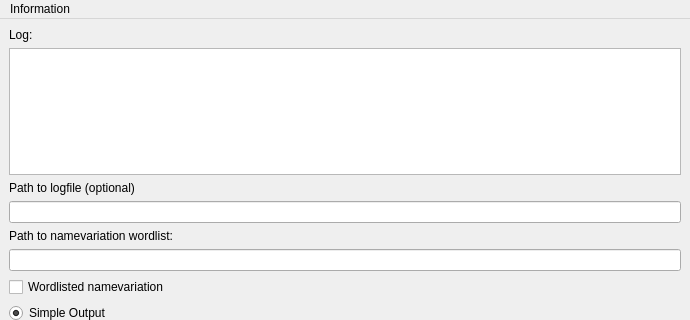
Above: akumapy.ui from PanickingLynx/LookupPy before the change; both pictures show x 0 to 690 and y 0 to 320 of the 690 by 630 pixel window. Below: the same form after it.
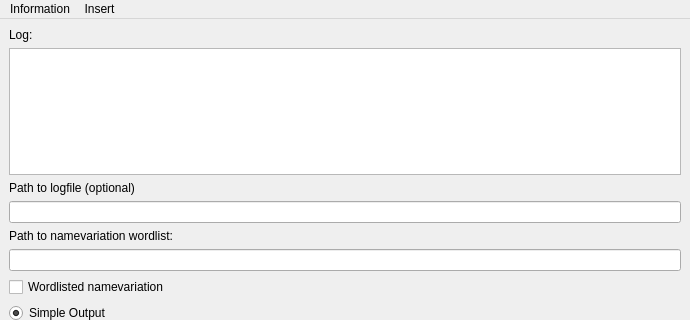
That is the form after the change.

Commit message: Added insert category

Diff of the .ui file:
```diff
--- a/akumapy.ui
+++ b/akumapy.ui
@@ -175,7 +175,14 @@
     </property>
     <addaction name="creditsTrigger"/>
    </widget>
+   <widget class="QMenu" name="menuInsert">
+    <property name="title">
+     <string>Insert</string>
+    </property>
+    <addaction name="insertionTrigger"/>
+   </widget>
    <addaction name="menuInformation"/>
+   <addaction name="menuInsert"/>
   </widget>
   <widget class="QStatusBar" name="statusbar"/>
   <action name="creditsTrigger">
```
Left out of the diff: 5 changed lines with no effect on the pictures. The commit also changes 1 other file.
